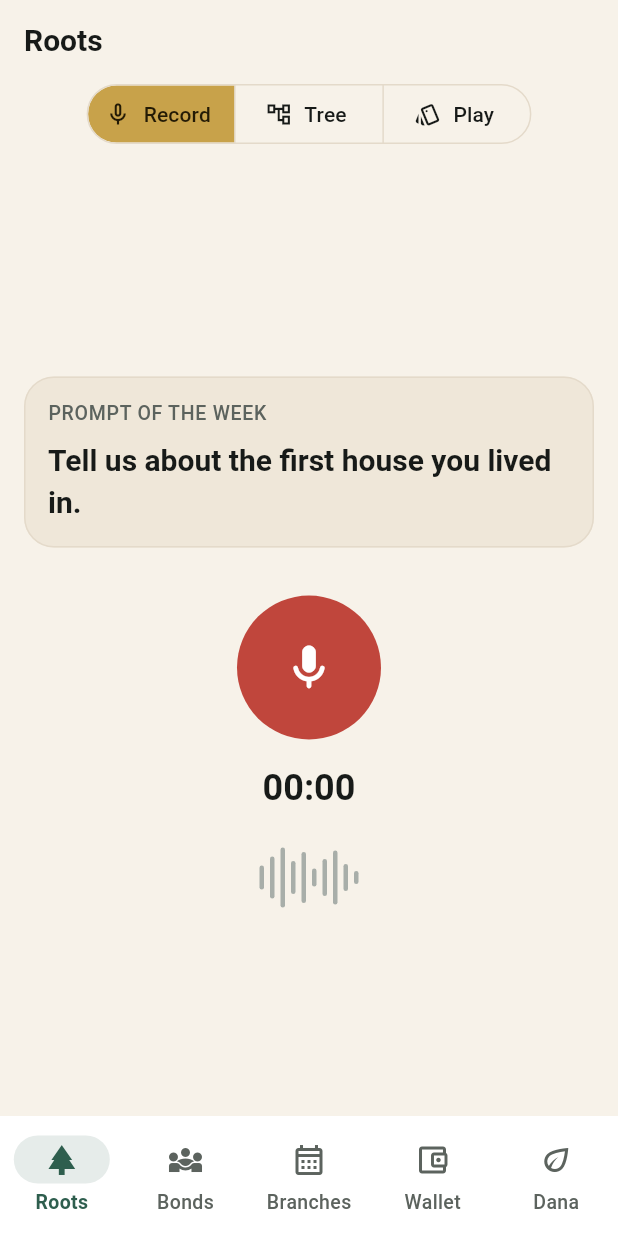
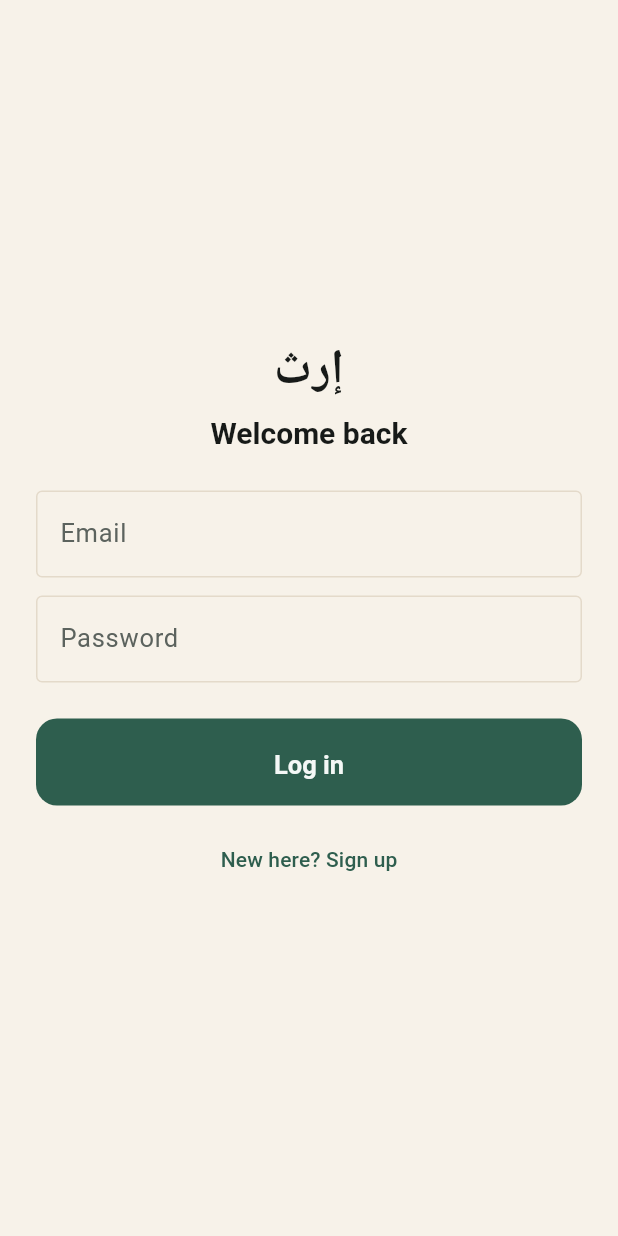
Before and after one commit to HDSgeneva/Irth, a Flutter app: the screen it shows after launch, on a phone screen of 412 x 824 dp. Run offline on Flutter 3.47's test engine with Material 3 defaults, Android fonts, the phone set to English and light mode, and no system bars; our stand-ins replace flutter_dotenv, supabase_flutter; accounts and stored records are empty.

Commit message:
Accounts System

```diff
--- /dev/null
+++ b/lib/screens/auth/auth_gate.dart
@@ -0,0 +1,22 @@
+import 'package:flutter/material.dart';
+import 'package:supabase_flutter/supabase_flutter.dart';
+
+import '../../supabase/supabase_client.dart';
+import '../family/family_gate.dart';
+import 'auth_screen.dart';
+
+class AuthGate extends StatelessWidget {
+  const AuthGate({super.key});
+
+  @override
+  Widget build(BuildContext context) {
+    return StreamBuilder<AuthState>(
+      stream: supabase.auth.onAuthStateChange,
+      builder: (context, snapshot) {
+        final session = supabase.auth.currentSession;
+        if (session == null) return const AuthScreen();
+        return const FamilyGate();
+      },
+    );
+  }
+}
--- /dev/null
+++ b/lib/screens/auth/auth_screen.dart
@@ -0,0 +1,136 @@
+import 'package:flutter/material.dart';
+import 'package:supabase_flutter/supabase_flutter.dart';
+
+import '../../supabase/supabase_client.dart';
+import '../../theme/app_theme.dart';
+
+enum _AuthMode { signIn, signUp }
+
+class AuthScreen extends StatefulWidget {
+  const AuthScreen({super.key});
+
+  @override
+  State<AuthScreen> createState() => _AuthScreenState();
+}
+
+class _AuthScreenState extends State<AuthScreen> {
+  _AuthMode _mode = _AuthMode.signIn;
+  final _emailController = TextEditingController();
+  final _passwordController = TextEditingController();
+  bool _loading = false;
+  String? _message;
+  bool _messageIsError = false;
+
+  @override
+  void dispose() {
+    _emailController.dispose();
+    _passwordController.dispose();
+    super.dispose();
+  }
+
+  Future<void> _submit() async {
+    final email = _emailController.text.trim();
+    final password = _passwordController.text;
+    if (email.isEmpty || password.isEmpty) return;
+
+    setState(() {
+      _loading = true;
+      _message = null;
+    });
+
+    try {
+      if (_mode == _AuthMode.signUp) {
+        final response = await supabase.auth.signUp(email: email, password: password);
+        if (response.session == null && mounted) {
+          setState(() {
+            _mode = _AuthMode.signIn;
+            _message = 'Check your email to confirm your account, then log in.';
+            _messageIsError = false;
+          });
+        }
+      } else {
+        await supabase.auth.signInWithPassword(email: email, password: password);
+      }
+    } on AuthException catch (e) {
+      setState(() {
+        _message = e.message;
+        _messageIsError = true;
+      });
+    } catch (e) {
+      setState(() {
+        _message = 'Something went wrong. Try again.';
+        _messageIsError = true;
+      });
+    } finally {
+      if (mounted) setState(() => _loading = false);
+    }
+  }
+
+  @override
+  Widget build(BuildContext context) {
+    final theme = Theme.of(context);
+    final isSignUp = _mode == _AuthMode.signUp;
+
+    return Scaffold(
+      body: SafeArea(
+        child: Center(
+          child: SingleChildScrollView(
+            padding: const EdgeInsets.all(AppSpacing.lg),
+            child: Column(
+              mainAxisSize: MainAxisSize.min,
+              crossAxisAlignment: CrossAxisAlignment.stretch,
+              children: [
+                Text('إرث', style: theme.textTheme.headlineLarge, textAlign: TextAlign.center),
+                const SizedBox(height: AppSpacing.xs),
+                Text(
+                  isSignUp ? 'Create your account' : 'Welcome back',
+                  style: theme.textTheme.headlineSmall,
+                  textAlign: TextAlign.center,
+                ),
+                const SizedBox(height: AppSpacing.lg),
+                TextField(
+                  controller: _emailController,
+                  keyboardType: TextInputType.emailAddress,
+                  decoration: const InputDecoration(labelText: 'Email', border: OutlineInputBorder()),
+                ),
+                const SizedBox(height: AppSpacing.sm),
+                TextField(
+                  controller: _passwordController,
+                  obscureText: true,
+                  decoration: const InputDecoration(labelText: 'Password', border: OutlineInputBorder()),
+                ),
+                if (_message != null) ...[
+                  const SizedBox(height: AppSpacing.sm),
+                  Text(
+                    _message!,
+                    style: theme.textTheme.bodyMedium?.copyWith(
+                      color: _messageIsError ? theme.colorScheme.error : context.appColors.success,
+                    ),
+                    textAlign: TextAlign.center,
+                  ),
+                ],
+                const SizedBox(height: AppSpacing.lg),
+                ElevatedButton(
+                  onPressed: _loading ? null : _submit,
+                  child: _loading
+                      ? const SizedBox(width: 20, height: 20, child: CircularProgressIndicator(strokeWidth: 2))
+                      : Text(isSignUp ? 'Sign up' : 'Log in'),
+                ),
+                const SizedBox(height: AppSpacing.sm),
+                TextButton(
+                  onPressed: _loading
+                      ? null
+                      : () => setState(() {
+                          _mode = isSignUp ? _AuthMode.signIn : _AuthMode.signUp;
+                          _message = null;
+                        }),
+                  child: Text(isSignUp ? 'Already have an account? Log in' : "New here? Sign up"),
+                ),
+              ],
+            ),
+          ),
+        ),
+      ),
+    );
+  }
+}
--- /dev/null
+++ b/lib/supabase/supabase_client.dart
@@ -0,0 +1,3 @@
+import 'package:supabase_flutter/supabase_flutter.dart';
+
+final supabase = Supabase.instance.client;
--- a/pubspec.yaml
+++ b/pubspec.yaml
@@ -35,6 +35,9 @@ dependencies:
   # Use with the CupertinoIcons class for iOS style icons.
   cupertino_icons: ^1.0.8
 
+  supabase_flutter: ^2.6.0
+  flutter_dotenv: ^5.2.1
+
 dev_dependencies:
   flutter_test:
     sdk: flutter
@@ -56,6 +59,9 @@ flutter:
   # included with your application, so that you can use the icons in
   # the material Icons class.
   uses-material-design: true
+
+  assets:
+    - .env
 
   # To add assets to your application, add an assets section, like this:
   # assets:
```
Also changed, not shown: lib/main.dart (+16 -3 lines), lib/models/family.dart (added, +10 -0 lines), lib/models/family_membership.dart (added, +7 -0 lines), lib/screens/family/create_family_screen.dart (added, +89 -0 lines), lib/screens/family/family_gate.dart (added, +47 -0 lines), lib/screens/family/family_home_screen.dart (added, +76 -0 lines), lib/screens/family/family_onboarding_screen.dart (added, +56 -0 lines), lib/screens/family/invite_code_screen.dart (added, +98 -0 lines), lib/screens/family/join_family_screen.dart (added, +83 -0 lines), lib/services/family_repository.dart (added, +92 -0 lines), pubspec.lock, 2 other files.
